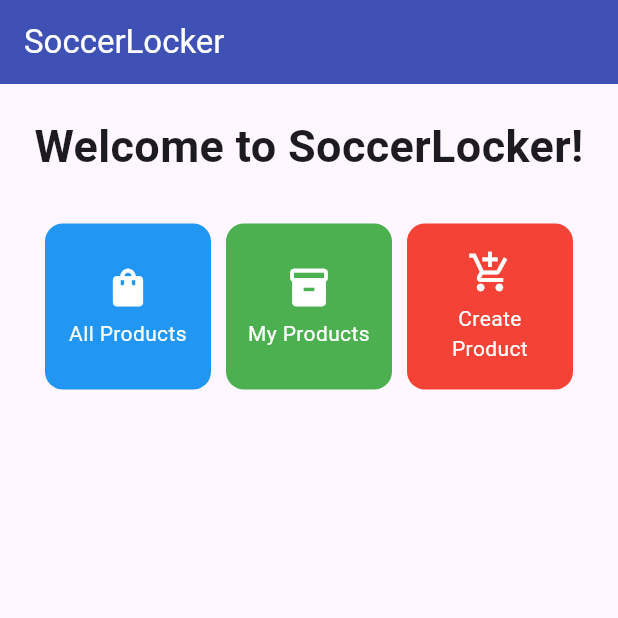
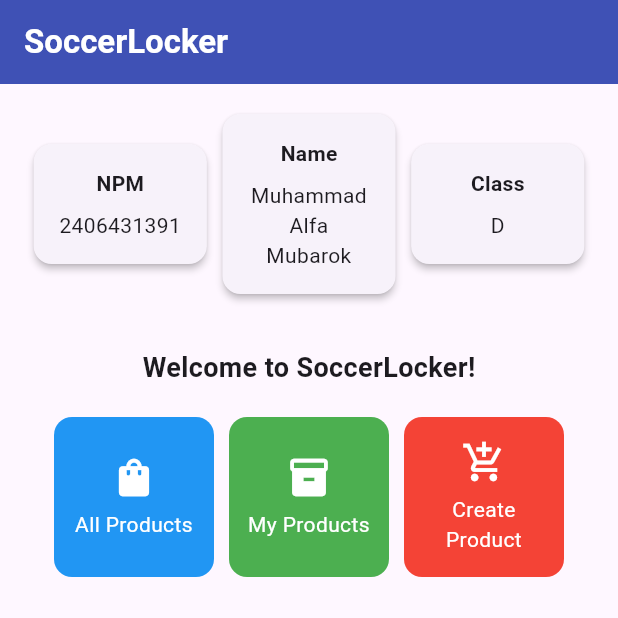
Before and after one commit to alfa-algoritma/soccerlocker, a Flutter app: the screen it shows after launch, on a phone screen of 412 x 824 dp, the top half of it. Run offline on Flutter 3.47's test engine with Material 3 defaults, Android fonts, the phone set to English and light mode, and no system bars.

Commit message:
Initial commit: Menyelesaikan Tugas 7

```diff
--- a/lib/menu.dart
+++ b/lib/menu.dart
@@ -1,20 +1,23 @@
 import 'package:flutter/material.dart';
-class ShopItem {
+class ItemHomepage {
   final String name;
   final IconData icon;
   final Color color;
 
-  ShopItem(this.name, this.icon, this.color);
+  ItemHomepage(this.name, this.icon, this.color);
 }
 
 // Widget utama SoccerLocker
 class MyHomePage extends StatelessWidget {
-  MyHomePage({Key? key}) : super(key: key);
+  MyHomePage({super.key});
+  final String nama = "Muhammad Alfa Mubarok";
+  final String npm = "2406431391";
+  final String kelas = "D";
 
-  final List<ShopItem> items = [
-    ShopItem("All Products", Icons.shopping_bag, Colors.blue),
-    ShopItem("My Products", Icons.inventory, Colors.green),
-    ShopItem("Create Product", Icons.add_shopping_cart, Colors.red),
+  final List<ItemHomepage> items = [
+    ItemHomepage("All Products", Icons.shopping_bag, Colors.blue),
+    ItemHomepage("My Products", Icons.inventory, Colors.green),
+    ItemHomepage("Create Product", Icons.add_shopping_cart, Colors.red),
   ];
 
   @override
@@ -23,28 +26,40 @@ class MyHomePage extends StatelessWidget {
       appBar: AppBar(
         title: const Text(
           'SoccerLocker',
-        ),
-        backgroundColor: Colors.indigo,
-        foregroundColor: Colors.white,
-      ),
-      // Menggunakan GridView
-      body: SingleChildScrollView(
-        child: Padding(
-          padding: const EdgeInsets.all(10.0),
-          child: Column(
-            children: <Widget>[
-              const Padding(
-                padding: EdgeInsets.only(top: 10.0, bottom: 10.0),
-                child: Text(
-                  'Welcome to SoccerLocker!',
-                  textAlign: TextAlign.center,
           style: TextStyle(
-                    fontSize: 30,
+            color: Colors.white,
             fontWeight: FontWeight.bold,
           ),
         ),
+        backgroundColor: Colors.indigo,
       ),
-              // GridView untuk menampilkan item-item
+      body: Padding(
+        padding: const EdgeInsets.all(16.0),
+        child: Column(
+          crossAxisAlignment: CrossAxisAlignment.center,
+          children: [
+            Row(
+              mainAxisAlignment: MainAxisAlignment.spaceEvenly,
+              children: [
+                InfoCard(title: 'NPM', content: npm),
+                InfoCard(title: 'Name', content: nama),
+                InfoCard(title: 'Class', content: kelas),
+              ],
+            ),
+            const SizedBox(height: 16.0),
+            Center(
+              child: Column(
+                children: [
+                  const Padding(
+                    padding: EdgeInsets.only(top: 16.0),
+                    child: Text(
+                      'Welcome to SoccerLocker!',
+                      style: TextStyle(
+                        fontWeight: FontWeight.bold,
+                        fontSize: 18.0,
+                      ),
+                    ),
+                  ),
                   GridView.count(
                     primary: true,
                     padding: const EdgeInsets.all(20),
@@ -52,40 +67,68 @@ class MyHomePage extends StatelessWidget {
                     mainAxisSpacing: 10,
                     crossAxisCount: 3,
                     shrinkWrap: true,
-                children: items.map((ShopItem item) {
-                  // Menggunakan custom widget ShopCard
-                  return ShopCard(item);
+                    children: items.map((ItemHomepage item) {
+                      return ItemCard(item);
                     }).toList(),
                   ),
                 ],
               ),
+            ),
+          ],
         ),
       ),
     );
   }
 }
 
-// Custom widget untuk Card
-class ShopCard extends StatelessWidget {
-  final ShopItem item;
+class InfoCard extends StatelessWidget {
+  final String title;
+  final String content;
 
-  const ShopCard(this.item, {Key? key}) : super(key: key);
+  const InfoCard({super.key, required this.title, required this.content});
+
+  @override
+  Widget build(BuildContext context) {
+    return Card(
+      elevation: 2.0,
+      child: Container(
+        // Lebar diatur agar lebih responsif
+        width: MediaQuery.of(context).size.width * 0.28,
+        padding: const EdgeInsets.all(16.0),
+        child: Column(
+          children: [
+            Text(
+              title,
+              style: const TextStyle(fontWeight: FontWeight.bold),
+            ),
+            const SizedBox(height: 8.0),
+            Text(
+              content,
+              textAlign: TextAlign.center,
+            ),
+          ],
+        ),
+      ),
+    );
+  }
+}
+
+class ItemCard extends StatelessWidget {
+  final ItemHomepage item;
+
+  const ItemCard(this.item, {super.key});
 
   @override
   Widget build(BuildContext context) {
     return Material(
-      color: item.color, // Menggunakan warna spesifik dari item
+      color: item.color,
       borderRadius: BorderRadius.circular(12),
       child: InkWell(
-        borderRadius: BorderRadius.circular(12),
-        // Aksi onTap untuk menampilkan Snackbar
         onTap: () {
-          // Menampilkan SnackBar
           ScaffoldMessenger.of(context)
             ..hideCurrentSnackBar()
             ..showSnackBar(SnackBar(
-              content: Text("Kamu telah menekan tombol ${item.name}!"),
-            ));
+                content: Text("Kamu telah menekan tombol ${item.name}!")));
         },
         child: Container(
           padding: const EdgeInsets.all(8),
```
Lines whose indentation alone changed are shown as unchanged.
